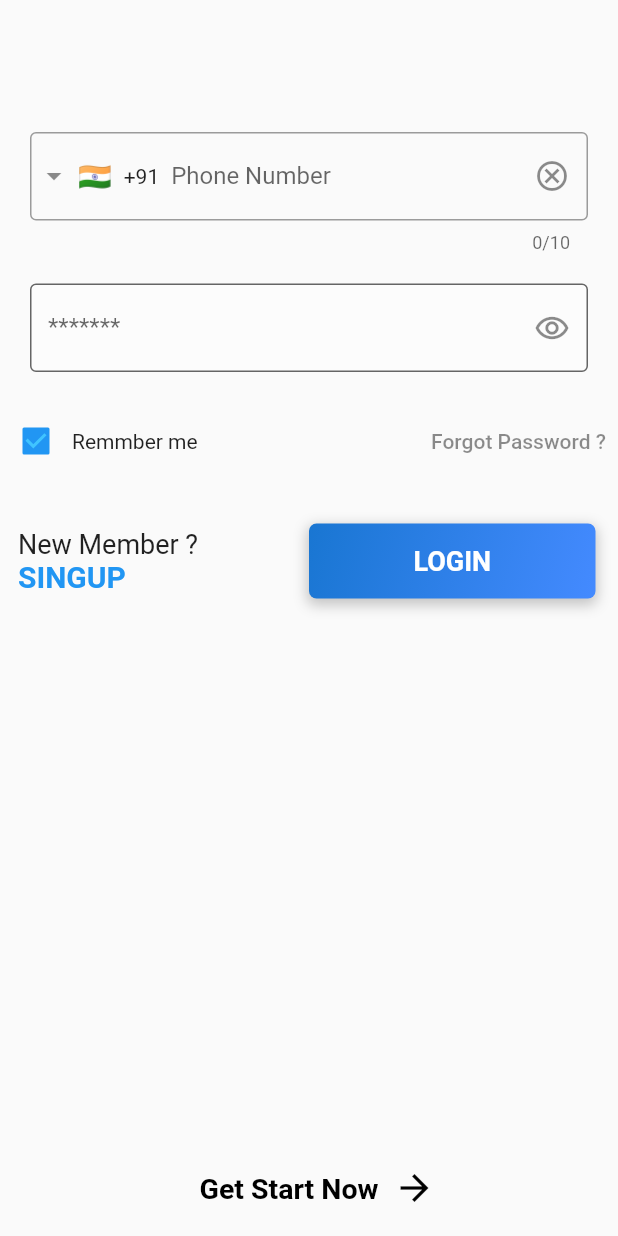
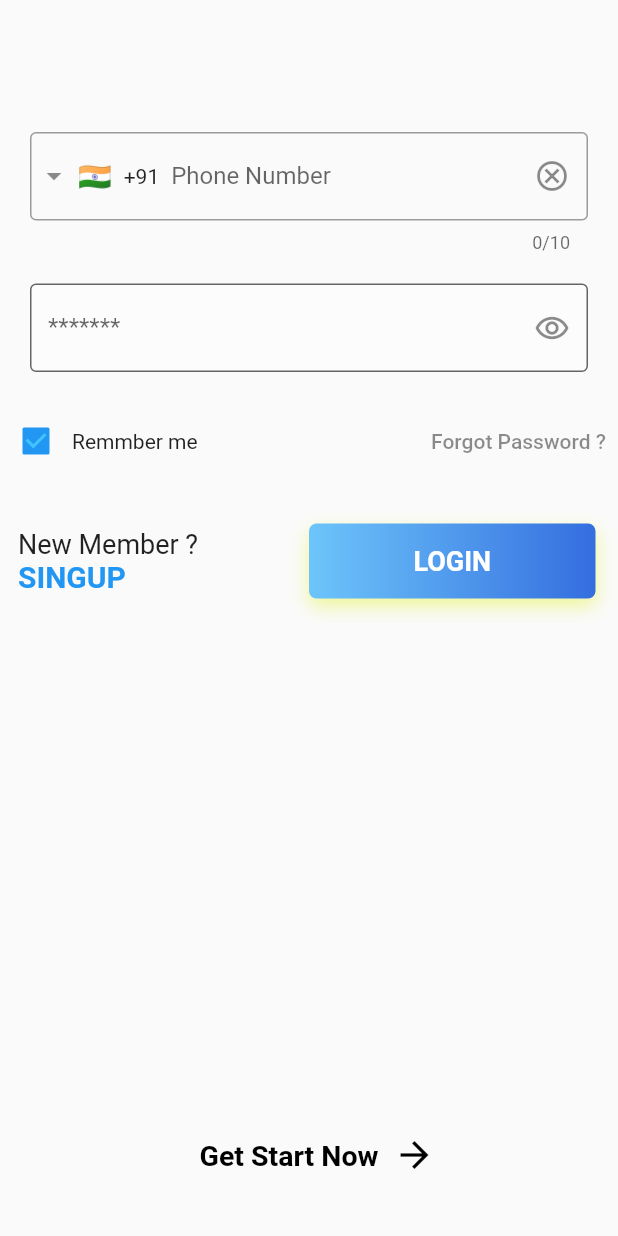
Before and after one commit to QasemFJber/final_flutter_project, a Flutter app: the LoginWidget widget shown alone on an empty page, opened directly, on a phone screen of 412 x 824 dp. Run offline on Flutter 3.47's test engine with Material 2 defaults, Android fonts, the phone set to English and light mode, and no system bars; drawn by our look-alikes of intl_phone_field; our stand-ins replace get.

Commit message:
Improved user interfaces and the latest modifications

```diff
--- a/lib/widgets/login_widget.dart
+++ b/lib/widgets/login_widget.dart
@@ -116,11 +116,9 @@ class _LoginWidgetState extends State<LoginWidget> {
                         style: TextStyle(
                             fontSize: 20,
                             fontWeight: FontWeight.bold,
-                            color: Colors.blue
-                        ),
+                            color: Colors.blue),
                       ),
                     ),
-
                   ],
                 ),
               ),
@@ -137,26 +135,29 @@ class _LoginWidgetState extends State<LoginWidget> {
                       height: 50,
                       width: 150,
                       decoration: BoxDecoration(
-                        gradient: LinearGradient(
-                          colors: [
-                            Colors.blue.shade700,
-                            Colors.blueAccent.shade200
-                          ],
-                          begin: Alignment.topLeft,
-                          end: Alignment.bottomRight,
+                        borderRadius: BorderRadius.all(
+                          Radius.circular(5),
                         ),
-                        borderRadius: BorderRadius.circular(5),
                         boxShadow: [
                           BoxShadow(
-                            color: Colors.grey.withOpacity(0.6),
-                            spreadRadius: 1,
-                            blurRadius: 7,
-                            offset: Offset(0, 3), // changes position of shadow
+                            color: Color(0xFFEDF696),
+                            offset: Offset(0, 5),
+                            blurRadius: 10,
+                            spreadRadius: 0,
                           ),
                         ],
+                        gradient: LinearGradient(
+                            begin: AlignmentDirectional.topEnd,
+                            end: AlignmentDirectional.topStart,
+                            colors: [
+                              Color(0xFF346EDF),
+                              Color(0xFF6DC5FA),
+                            ]),
                       ),
                       child: MaterialButton(
-                        onPressed: () {},
+                        onPressed: () {
+                          Navigator.pushNamed(context, '/getting_started_screen');
+                        },
                         child: Text(
                           'LOGIN',
                           style: TextStyle(
@@ -178,7 +179,7 @@ class _LoginWidgetState extends State<LoginWidget> {
           flex: 1,
         ),
         Padding(
-          padding: const EdgeInsets.only(left: 125),
+          padding: const EdgeInsets.only(left: 125, bottom: 22),
           child: Center(
             child: TextButton(
               onPressed: () {},
```
